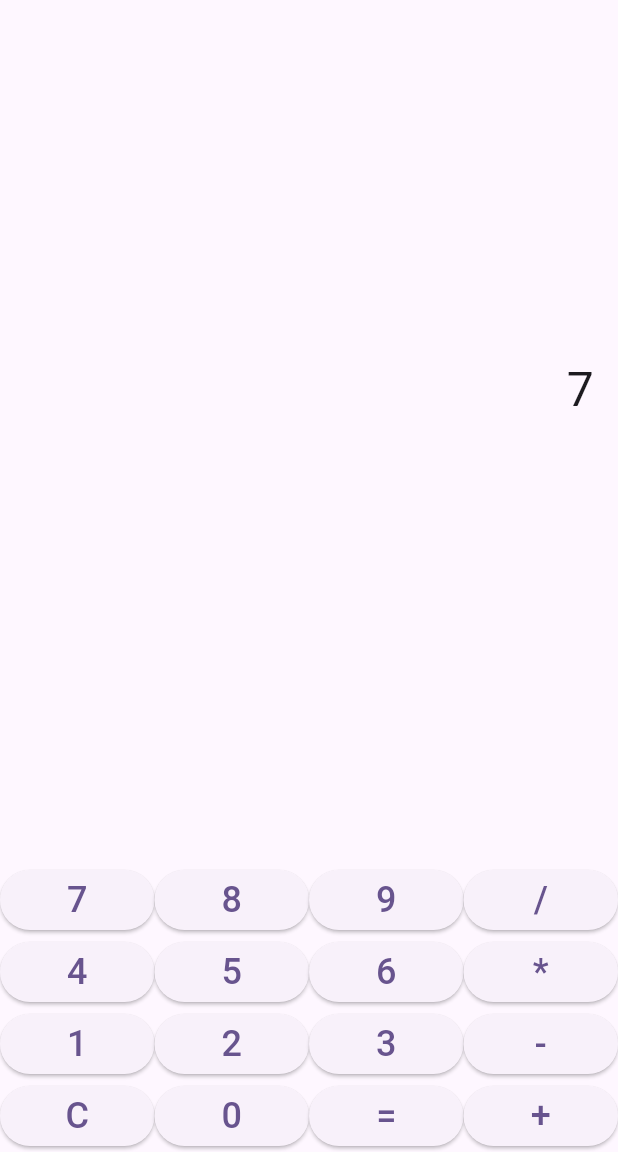
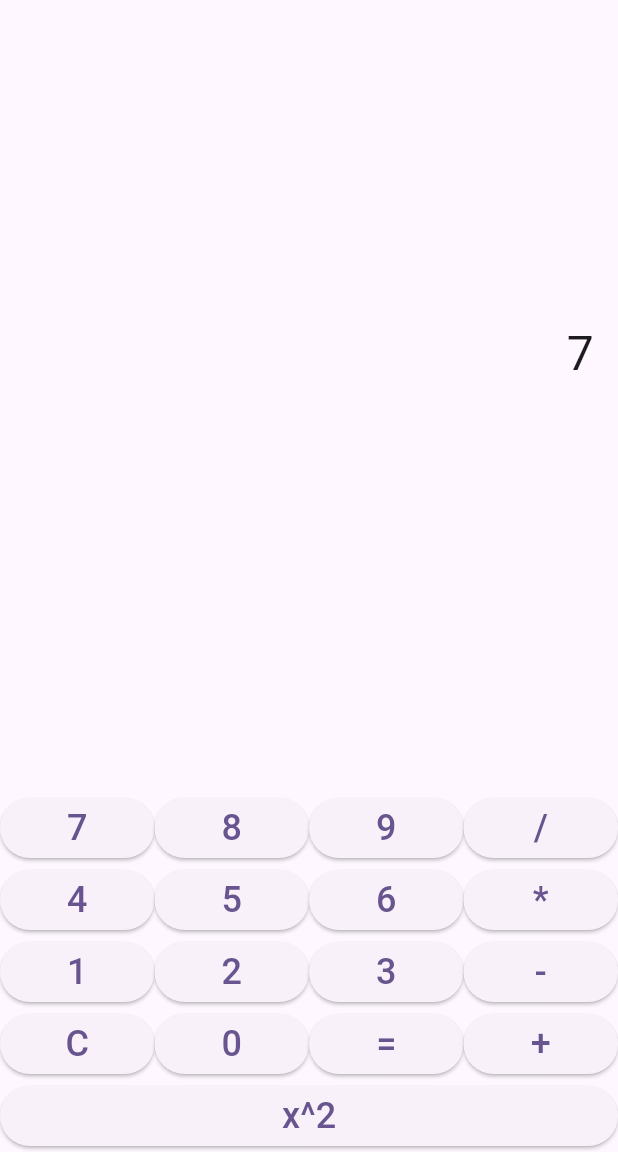
Before and after one commit to GaryR-P/flutter-calculator, a Flutter app: the screen it shows after launch, after a tap on an icon or button, on a phone screen of 412 x 824 dp, the part 84-1236 px from its top. Run offline on Flutter 3.47's test engine with Material 3 defaults, Android fonts, the phone set to English and light mode, and no system bars; missing offline and left inert: expressions.

Commit message:
Added ^2 functionality

```diff
--- a/lib/main.dart
+++ b/lib/main.dart
@@ -6,7 +6,7 @@ void main() {
 }
 
 class MyApp extends StatelessWidget {
-  const MyApp({super.key});
+  const MyApp({Key? key}) : super(key: key);
 
   @override
   Widget build(BuildContext context) {
@@ -16,13 +16,13 @@ class MyApp extends StatelessWidget {
         colorScheme: ColorScheme.fromSeed(seedColor: Colors.deepPurple),
         useMaterial3: true,
       ),
-        home: MyHomePage(title: "Calculator"),
-      );
+      home: MyHomePage(title: "Calculator"),
+    );
   }
 }
 
 class MyHomePage extends StatefulWidget {
-  const MyHomePage({super.key, required this.title});
+  const MyHomePage({Key? key, required this.title}) : super(key: key);
 
   final String title;
 
@@ -47,6 +47,8 @@ class _MyHomePageState extends State<MyHomePage> {
         } catch (e) {
           _result = "Error";
         }
+      } else if (value == "x^2") {
+        _expression += "^2";
       } else {
         _expression += value;
       }
@@ -97,6 +99,7 @@ class _MyHomePageState extends State<MyHomePage> {
               ["4", "5", "6", "*"],
               ["1", "2", "3", "-"],
               ["C", "0", "=", "+"],
+              ["x^2"], // Added square button
             ].map((row) {
               return Row(
                 children: row.map(_buildButton).toList(),
```
Also changed, not shown: 12 other files.
